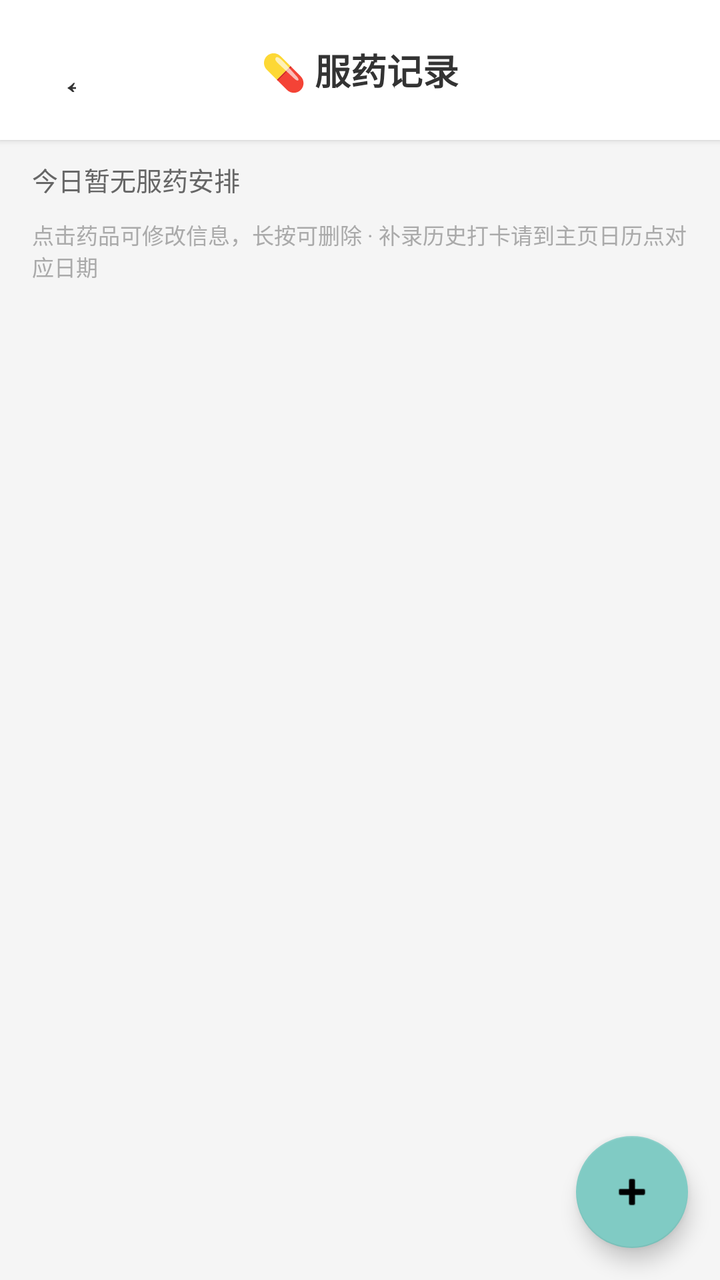
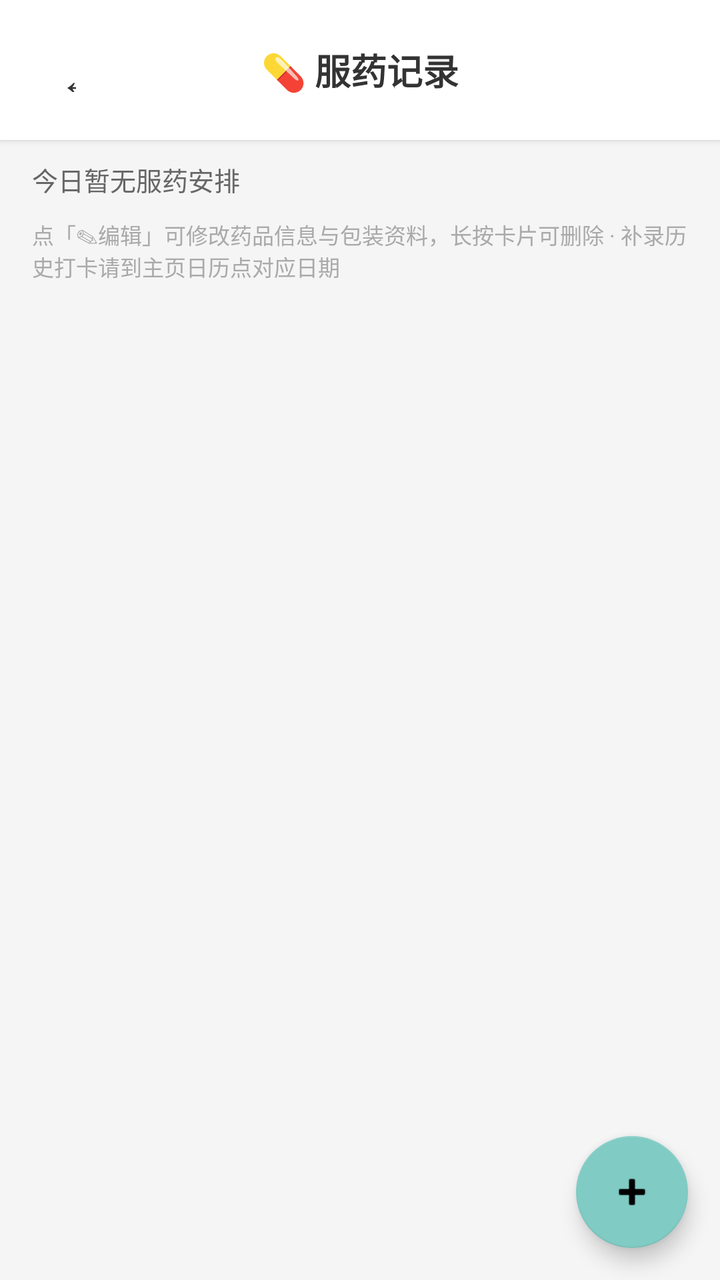

An Android layout rendered at two revisions. The XML below is the earlier revision; the diff shows what the commit changed to produce the second picture.
<!-- AndroidManifest.xml: application theme Theme.HealthRecorder -->
<!-- res/layout/activity_medication_list.xml -->
<?xml version="1.0" encoding="utf-8"?>
<LinearLayout xmlns:android="http://schemas.android.com/apk/res/android"
    android:layout_width="match_parent"
    android:layout_height="match_parent"
    android:orientation="vertical"
    android:background="#F5F5F5">

    
    <LinearLayout
        android:layout_width="match_parent"
        android:layout_height="wrap_content"
        android:orientation="horizontal"
        android:paddingHorizontal="12dp"
        android:paddingVertical="14dp"
        android:background="#FFFFFF"
        android:elevation="2dp"
        android:gravity="center_vertical">

        <Button
            android:id="@+id/btnBack"
            android:layout_width="42dp"
            android:layout_height="42dp"
            android:text="←"
            android:textSize="22sp"
            android:background="@android:color/transparent"
            android:textColor="#333333"/>

        <TextView
            android:layout_width="0dp"
            android:layout_height="wrap_content"
            android:layout_weight="1"
            android:text="💊 服药记录"
            android:textSize="18sp"
            android:textStyle="bold"
            android:textColor="#333333"
            android:gravity="center"/>

        <View
            android:layout_width="42dp"
            android:layout_height="42dp"/>
    </LinearLayout>

    
    <TextView
        android:id="@+id/tvSummary"
        android:layout_width="match_parent"
        android:layout_height="wrap_content"
        android:paddingHorizontal="16dp"
        android:paddingVertical="10dp"
        android:text="今日暂无服药安排"
        android:textSize="13sp"
        android:textColor="#666666"/>

    
    <TextView
        android:id="@+id/tvHint"
        android:layout_width="match_parent"
        android:layout_height="wrap_content"
        android:paddingHorizontal="16dp"
        android:paddingBottom="10dp"
        android:text="点击药品可修改信息，长按可删除 · 补录历史打卡请到主页日历点对应日期"
        android:textSize="11sp"
        android:textColor="#AAAAAA"/>

    
    <ListView
        android:id="@+id/listView"
        android:layout_width="match_parent"
        android:layout_height="0dp"
        android:layout_weight="1"
        android:divider="@android:color/transparent"
        android:dividerHeight="0dp"
        android:clipToPadding="false"
        android:paddingBottom="80dp"/>

    
    <TextView
        android:id="@+id/tvEmpty"
        android:layout_width="match_parent"
        android:layout_height="0dp"
        android:layout_weight="1"
        android:gravity="center"
        android:text="还没有药品档案\n点右下角 + 添加一种药"
        android:textSize="15sp"
        android:textColor="#BBBBBB"
        android:visibility="gone"/>

    
    <com.google.android.material.floatingactionbutton.FloatingActionButton
        android:id="@+id/fabAdd"
        android:layout_width="wrap_content"
        android:layout_height="wrap_content"
        android:layout_gravity="end"
        android:layout_margin="16dp"
        android:src="@android:drawable/ic_input_add"
        android:contentDescription="添加药品"/>
</LinearLayout>
<!-- resources referenced by this layout -->
<resources>
  <style name="Theme.HealthRecorder" parent="Theme.MaterialComponents.Light.DarkActionBar">
          
          <item name="colorPrimary">@color/purple_500</item>
          <item name="colorPrimaryVariant">@color/purple_700</item>
          <item name="colorOnPrimary">@color/white</item>
          
          
          <item name="colorSecondary">@color/teal_200</item>
          <item name="colorSecondaryVariant">@color/teal_700</item>
          <item name="colorOnSecondary">@color/black</item>
          
          
          <item name="android:statusBarColor">?attr/colorPrimaryVariant</item>
          
          
      </style>
  <color name="purple_500">#9C27B0</color>
  <color name="purple_700">#7B1FA2</color>
  <color name="white">#FFFFFF</color>
  <color name="teal_200">#80CBC4</color>
  <color name="teal_700">#00796B</color>
  <color name="black">#000000</color>
</resources>

<!-- the commit's change to res/layout/activity_medication_list.xml (unified diff, before → after) -->
@@ -58,7 +58,7 @@
         android:layout_height="wrap_content"
         android:paddingHorizontal="16dp"
         android:paddingBottom="10dp"
-        android:text="点击药品可修改信息，长按可删除 · 补录历史打卡请到主页日历点对应日期"
+        android:text="点「✎编辑」可修改药品信息与包装资料，长按卡片可删除 · 补录历史打卡请到主页日历点对应日期"
         android:textSize="11sp"
         android:textColor="#AAAAAA"/>
 
